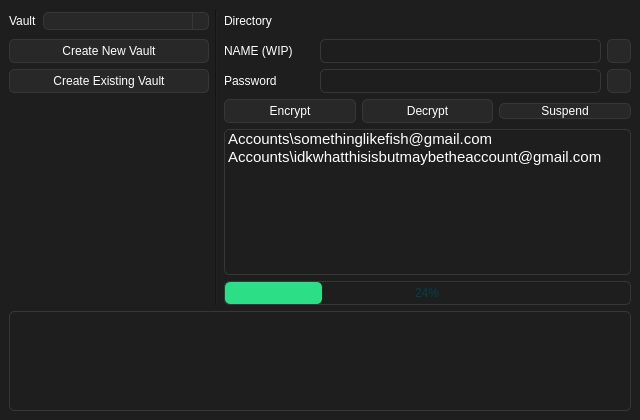
This is src/mainwindow.ui in Nothing031/Vault as Qt 5 draws it before an edit. The edited form follows.
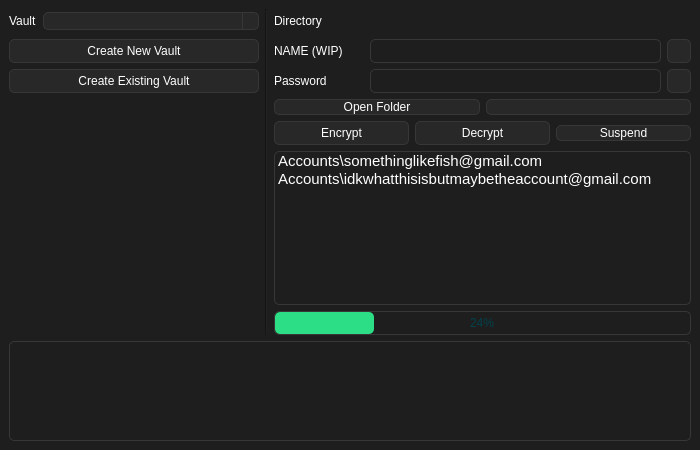
This is the edited form. The open tabs and pages were chosen to show the change. Icons and pictures are not drawn.

What changed in the file:
```diff
--- a/src/mainwindow.ui
+++ b/src/mainwindow.ui
@@ -6,14 +6,14 @@
    <rect>
     <x>0</x>
     <y>0</y>
-    <width>640</width>
-    <height>420</height>
+    <width>700</width>
+    <height>450</height>
    </rect>
   </property>
   <property name="minimumSize">
    <size>
-    <width>640</width>
-    <height>420</height>
+    <width>700</width>
+    <height>450</height>
    </size>
   </property>
   <property name="windowTitle">
@@ -203,7 +203,7 @@
        <widget class="QPushButton" name="vault_createExisting_button">
         <property name="minimumSize">
          <size>
-          <width>200</width>
+          <width>250</width>
           <height>24</height>
          </size>
         </property>
@@ -506,6 +506,9 @@
                 <height>24</height>
                </size>
               </property>
+              <property name="echoMode">
+               <enum>QLineEdit::EchoMode::Password</enum>
+              </property>
              </widget>
             </item>
             <item>
@@ -536,6 +539,9 @@
                 <normaloff>:/icons/visibility_off.png</normaloff>
                 <normalon>:/icons/visibility_on.png</normalon>:/icons/visibility_off.png</iconset>
               </property>
+              <property name="checkable">
+               <bool>true</bool>
+              </property>
              </widget>
             </item>
            </layout>
@@ -594,6 +600,24 @@
             </item>
            </layout>
           </item>
+          <item row="3" column="0">
+           <layout class="QHBoxLayout" name="horizontalLayout_10">
+            <item>
+             <widget class="QPushButton" name="vault_openFolder_button">
+              <property name="text">
+               <string>Open Folder</string>
+              </property>
+             </widget>
+            </item>
+            <item>
+             <widget class="QPushButton" name="pushButton_2">
+              <property name="text">
+               <string/>
+              </property>
+             </widget>
+            </item>
+           </layout>
+          </item>
          </layout>
         </item>
        </layout>
```
Left out of the diff: 2 changed lines with no effect on the pictures.
